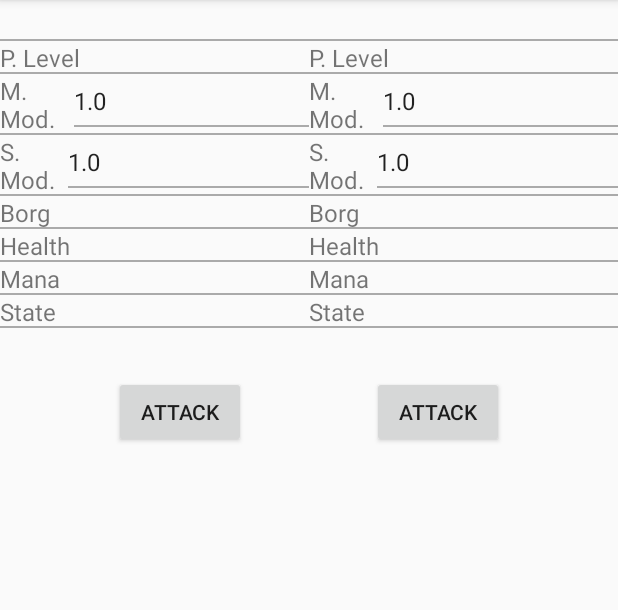
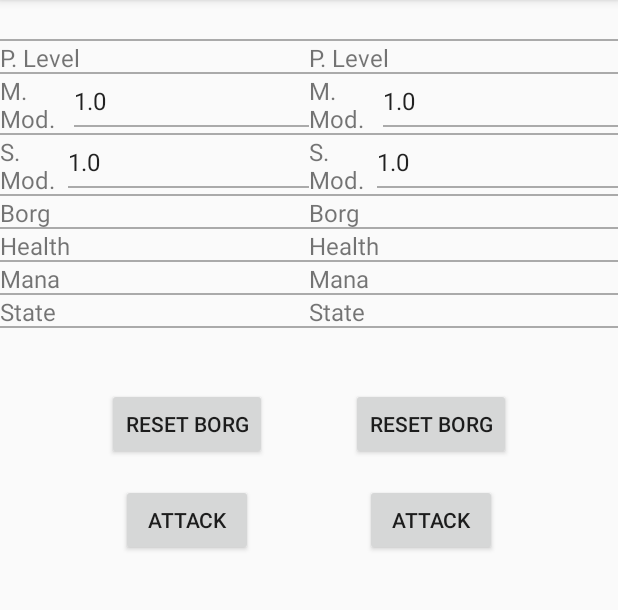
Before and after one commit to Syarx/DnDHelper, an Android app: the BattleScreen screen opened directly, with no data from a screen before it, on a phone screen of 412 x 824 dp, the part 84-694 px from its top. Run offline under Robolectric (Android 15) with nearby library versions, the phone set to English and light mode, and no system bars; our stand-ins replace Firebase (no records; nobody signed in at launch, a user with empty details on screens opened directly); plain views replace LoaderTextView; 1 statement that could not run was skipped.

Commit message:
fixes to battle

```diff
--- a/app/src/main/java/com/imd/dndhelper/BattleScreen.kt
+++ b/app/src/main/java/com/imd/dndhelper/BattleScreen.kt
@@ -41,6 +41,14 @@ class BattleScreen : AppCompatActivity() {
 
 								giveStats(char1!!, char2!!)
 							}
+							battle_left_resetBorg.setOnClickListener {
+								char1!!.resetBorg()
+								giveStats(char1!!, char2!!)
+							}
+							battle_right_resetBorg.setOnClickListener {
+								char2!!.resetBorg()
+								giveStats(char1!!, char2!!)
+							}
 						} else {
 							Toast.makeText(this, "Something went wrong", Toast.LENGTH_SHORT).show()
 							finish()
--- a/app/src/main/java/com/imd/dndhelper/Character.kt
+++ b/app/src/main/java/com/imd/dndhelper/Character.kt
@@ -19,6 +19,7 @@ class Character(
 	var speed: Int = 0
 	var borg: Double = 0.0
 	var hp = 0.0
+	var maxBorg: Double = 0.0
 	private var state = State.HEALTHY
 	//sublironei ola ta parapano stats
 
@@ -132,11 +133,12 @@ class Character(
 		this.range = ra
 		this.physique = ph
 		this.borg = mg
+		this.maxBorg = mg
 		this.speed = sp
 		this.hp = 150000 + ((this.pLevel / 2) * 10)
 	}
 
-	fun calculateState(stateByAttacks: State) {
+	private fun calculateState(stateByAttacks: State) {
 		val newHp = this.hp - stateByAttacks.getDamage()
 		this.hp = newHp
 		val stateByHp = when {
@@ -186,6 +188,10 @@ class Character(
 			opponent.calculateState(State.HEALTHY)
 		}
 		return opponent
+	}
+
+	fun resetBorg() {
+		this.borg = this.maxBorg
 	}
 
 	fun getState(): State {
--- a/app/src/main/res/layout/activity_battle_screen.xml
+++ b/app/src/main/res/layout/activity_battle_screen.xml
@@ -333,17 +333,32 @@
                 android:text="Attack"
                 android:layout_width="wrap_content"
                 android:layout_height="wrap_content" android:id="@+id/battle_attack1"
-                app:layout_constraintStart_toStartOf="parent"
-                app:layout_constraintTop_toTopOf="parent"
-                app:layout_constraintEnd_toStartOf="@+id/battle_attack2" android:layout_marginEnd="8dp"
-                android:layout_marginTop="24dp"/>
+                app:layout_constraintStart_toStartOf="@+id/battle_left_resetBorg"
+                app:layout_constraintTop_toBottomOf="@+id/battle_left_resetBorg"
+                app:layout_constraintEnd_toEndOf="@+id/battle_left_resetBorg" android:layout_marginTop="16dp"/>
         <Button
                 android:text="Attack"
                 android:layout_width="wrap_content"
                 android:layout_height="wrap_content"
                 android:id="@+id/battle_attack2"
-                app:layout_constraintTop_toTopOf="parent"
-                app:layout_constraintEnd_toEndOf="parent"
-                app:layout_constraintStart_toEndOf="@+id/battle_attack1" android:layout_marginTop="24dp"/>
+                app:layout_constraintTop_toBottomOf="@+id/battle_right_resetBorg"
+                app:layout_constraintEnd_toEndOf="@+id/battle_right_resetBorg"
+                app:layout_constraintStart_toStartOf="@+id/battle_right_resetBorg" android:layout_marginTop="16dp"/>
+        <Button
+                android:text="Reset Borg"
+                android:layout_width="wrap_content"
+                android:layout_height="wrap_content"
+                android:id="@+id/battle_left_resetBorg" android:layout_marginTop="32dp"
+                app:layout_constraintTop_toTopOf="parent" app:layout_constraintStart_toStartOf="parent"
+                android:layout_marginStart="16dp" app:layout_constraintEnd_toStartOf="@+id/battle_right_resetBorg"
+        />
+        <Button
+                android:text="Reset Borg"
+                android:layout_width="wrap_content"
+                android:layout_height="wrap_content"
+                android:id="@+id/battle_right_resetBorg" app:layout_constraintEnd_toEndOf="parent"
+                android:layout_marginEnd="16dp"
+                android:layout_marginTop="32dp" app:layout_constraintTop_toTopOf="parent"
+                app:layout_constraintStart_toEndOf="@+id/battle_left_resetBorg"/>
     </android.support.constraint.ConstraintLayout>
 </android.support.constraint.ConstraintLayout>
```
